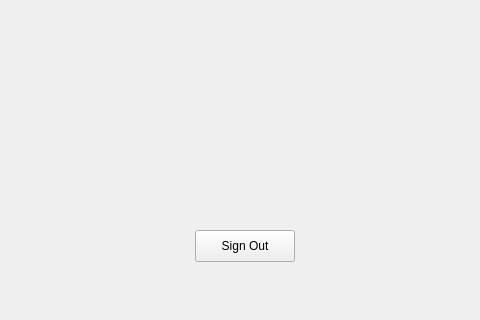
Above: mainwindow.ui from asmaa641/sudoku-solver before the change; both pictures show x 145 to 625 and y 280 to 600 of the 800 by 600 pixel window. Below: the same form after it.
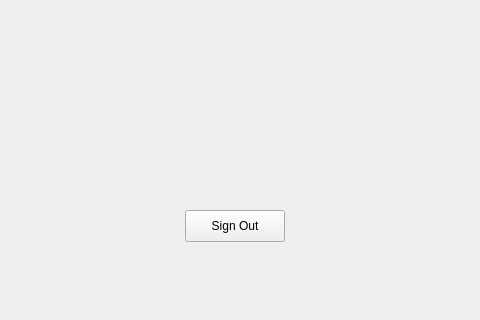
That is the form after the change.

Patch:
```diff
--- a/mainwindow.ui
+++ b/mainwindow.ui
@@ -17,8 +17,8 @@
    <widget class="QPushButton" name="Sign_Out">
     <property name="geometry">
      <rect>
-      <x>340</x>
-      <y>510</y>
+      <x>330</x>
+      <y>490</y>
       <width>100</width>
       <height>32</height>
      </rect>
```
Left out of the diff: 2 changed lines with no effect on the pictures.
